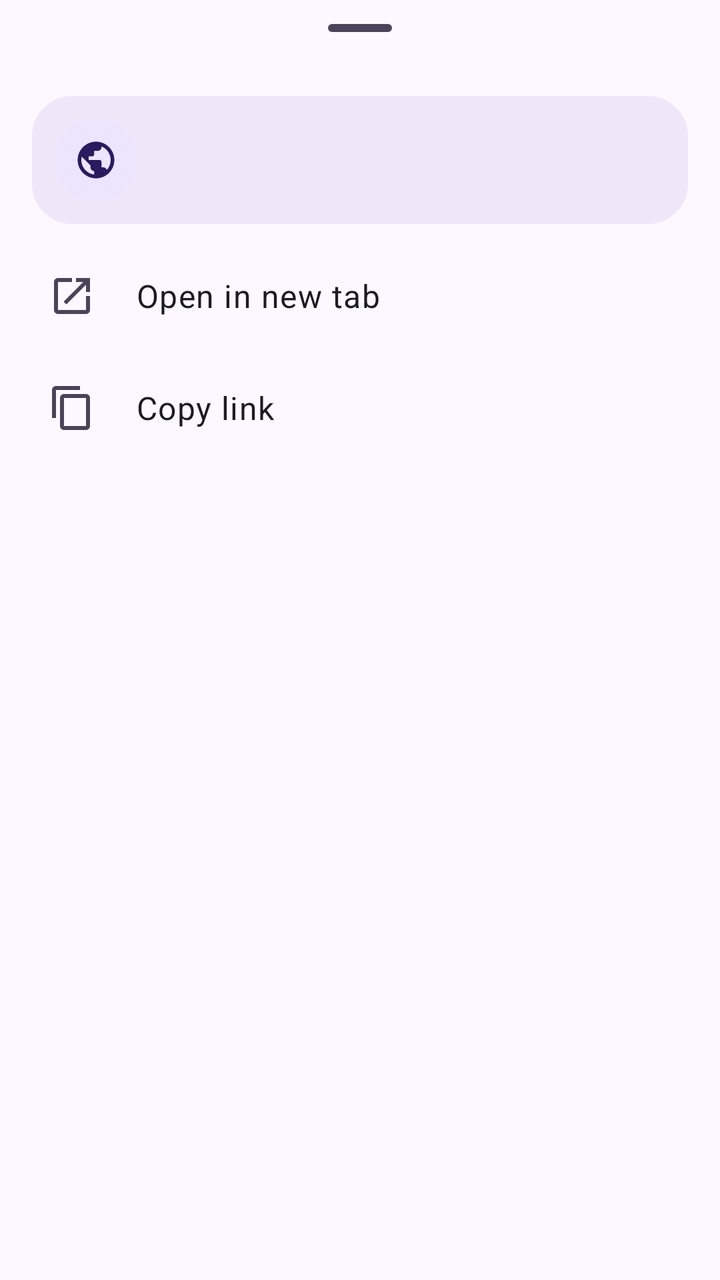
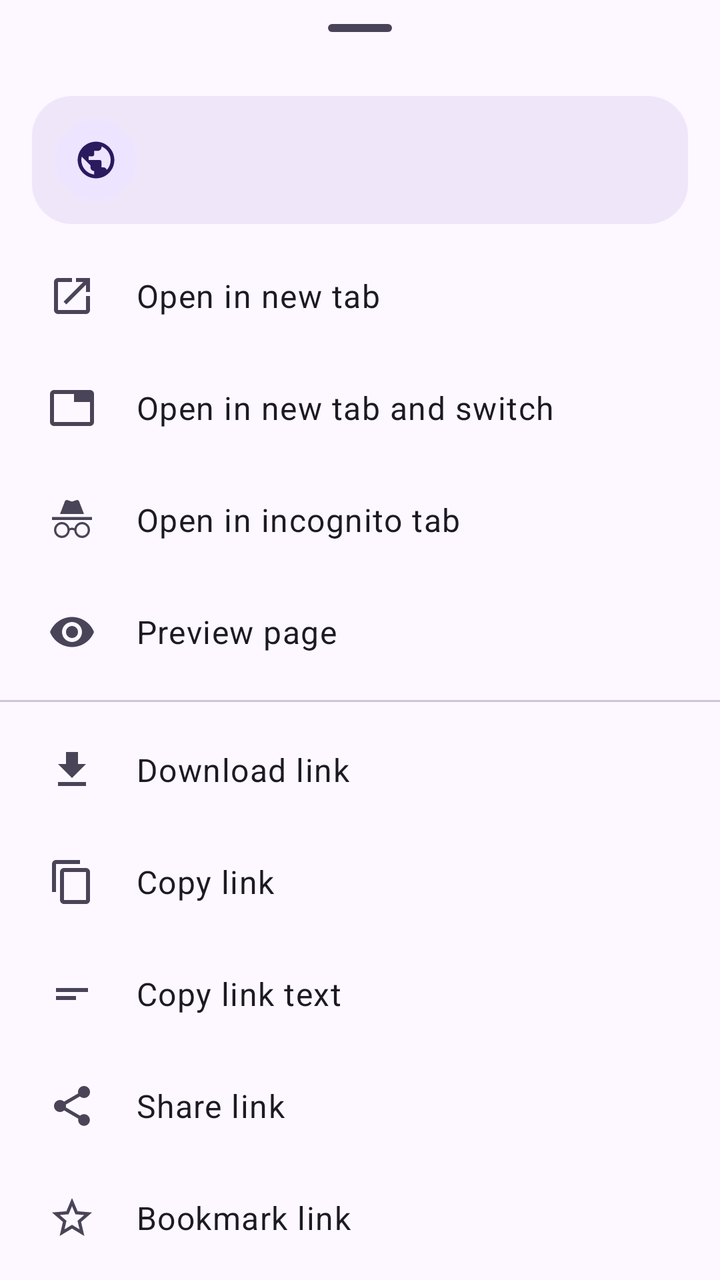

An Android layout rendered at two revisions. The XML below is the earlier revision; the diff shows what the commit changed to produce the second picture.
<!-- AndroidManifest.xml: application theme Theme.VideoDownloader -->
<!-- res/layout/sheet_link.xml -->
<?xml version="1.0" encoding="utf-8"?>
<LinearLayout xmlns:android="http://schemas.android.com/apk/res/android"
    android:layout_width="match_parent"
    android:layout_height="wrap_content"
    android:orientation="vertical"
    android:paddingBottom="12dp">

    <com.google.android.material.bottomsheet.BottomSheetDragHandleView
        android:layout_width="match_parent"
        android:layout_height="wrap_content" />

    
    <LinearLayout
        android:layout_width="match_parent"
        android:layout_height="wrap_content"
        android:layout_marginHorizontal="16dp"
        android:layout_marginBottom="8dp"
        android:background="@drawable/bg_section_card"
        android:gravity="center_vertical"
        android:orientation="horizontal"
        android:padding="12dp">

        <ImageView
            style="@style/ListLeadingIcon"
            android:contentDescription="@null"
            android:src="@drawable/ic_public" />

        <TextView
            android:id="@+id/linkUrl"
            android:layout_width="0dp"
            android:layout_height="wrap_content"
            android:layout_weight="1"
            android:ellipsize="middle"
            android:maxLines="3"
            android:textAppearance="?attr/textAppearanceBodyMedium"
            android:textColor="?attr/colorOnSurface" />
    </LinearLayout>

    <LinearLayout
        android:id="@+id/linkOpenNewTab"
        style="@style/ListRow.Compact"
        android:paddingStart="24dp">

        <ImageView
            style="@style/MenuRowIcon"
            android:src="@drawable/ic_open_in_new" />

        <TextView
            style="@style/ListTitle"
            android:text="@string/open_in_new_tab" />
    </LinearLayout>

    <LinearLayout
        android:id="@+id/linkCopy"
        style="@style/ListRow.Compact"
        android:paddingStart="24dp">

        <ImageView
            style="@style/MenuRowIcon"
            android:src="@drawable/ic_content_copy" />

        <TextView
            style="@style/ListTitle"
            android:text="@string/copy_link" />
    </LinearLayout>
</LinearLayout>
<!-- resources referenced by this layout -->
<resources>
  <!-- unchanged entries left out for length: 50 -->
</resources>

<!-- the commit's change to res/layout/sheet_link.xml (unified diff, before → after) -->
@@ -1,66 +1,220 @@
 <?xml version="1.0" encoding="utf-8"?>
-<LinearLayout xmlns:android="http://schemas.android.com/apk/res/android"
+<androidx.core.widget.NestedScrollView xmlns:android="http://schemas.android.com/apk/res/android"
+    xmlns:app="http://schemas.android.com/apk/res-auto"
     android:layout_width="match_parent"
     android:layout_height="wrap_content"
-    android:orientation="vertical"
-    android:paddingBottom="12dp">
-
-    <com.google.android.material.bottomsheet.BottomSheetDragHandleView
-        android:layout_width="match_parent"
-        android:layout_height="wrap_content" />
-
-    
+    android:overScrollMode="never">
+
     <LinearLayout
         android:layout_width="match_parent"
         android:layout_height="wrap_content"
-        android:layout_marginHorizontal="16dp"
-        android:layout_marginBottom="8dp"
-        android:background="@drawable/bg_section_card"
-        android:gravity="center_vertical"
-        android:orientation="horizontal"
-        android:padding="12dp">
-
-        <ImageView
-            style="@style/ListLeadingIcon"
-            android:contentDescription="@null"
-            android:src="@drawable/ic_public" />
-
-        <TextView
-            android:id="@+id/linkUrl"
-            android:layout_width="0dp"
-            android:layout_height="wrap_content"
-            android:layout_weight="1"
-            android:ellipsize="middle"
-            android:maxLines="3"
-            android:textAppearance="?attr/textAppearanceBodyMedium"
-            android:textColor="?attr/colorOnSurface" />
+        android:orientation="vertical"
+        android:paddingBottom="12dp">
+
+        <com.google.android.material.bottomsheet.BottomSheetDragHandleView
+            android:layout_width="match_parent"
+            android:layout_height="wrap_content" />
+
+        
+        <LinearLayout
+            android:layout_width="match_parent"
+            android:layout_height="wrap_content"
+            android:layout_marginHorizontal="16dp"
+            android:layout_marginBottom="8dp"
+            android:background="@drawable/bg_section_card"
+            android:gravity="center_vertical"
+            android:orientation="horizontal"
+            android:padding="12dp">
+
+            <com.google.android.material.imageview.ShapeableImageView
+                android:id="@+id/linkThumb"
+                android:layout_width="56dp"
+                android:layout_height="56dp"
+                android:layout_marginEnd="12dp"
+                android:background="?attr/colorSurfaceContainerHighest"
+                android:contentDescription="@null"
+                android:scaleType="centerCrop"
+                android:visibility="gone"
+                app:shapeAppearanceOverlay="@style/ShapeAppearance.VD.Thumb" />
+
+            <ImageView
+                android:id="@+id/linkIcon"
+                style="@style/ListLeadingIcon"
+                android:contentDescription="@null"
+                android:src="@drawable/ic_public" />
+
+            <LinearLayout
+                android:layout_width="0dp"
+                android:layout_height="wrap_content"
+                android:layout_weight="1"
+                android:orientation="vertical">
+
+                <TextView
+                    android:id="@+id/linkTitle"
+                    style="@style/ListTitle"
+                    android:visibility="gone" />
+
+                <TextView
+                    android:id="@+id/linkUrl"
+                    android:layout_width="match_parent"
+                    android:layout_height="wrap_content"
+                    android:ellipsize="middle"
+                    android:maxLines="2"
+                    android:textAppearance="?attr/textAppearanceBodyMedium"
+                    android:textColor="?attr/colorOnSurfaceVariant" />
+            </LinearLayout>
+        </LinearLayout>
+
+        
+        <LinearLayout
+            android:id="@+id/linkSection"
+            android:layout_width="match_parent"
+            android:layout_height="wrap_content"
+            android:orientation="vertical">
+
+        <LinearLayout
+            android:id="@+id/linkOpenNewTab"
+            style="@style/MenuRow">
+
+            <ImageView style="@style/MenuRowIcon" android:src="@drawable/ic_open_in_new" />
+
+            <TextView style="@style/ListTitle" android:text="@string/open_in_new_tab" />
+        </LinearLayout>
+
+        <LinearLayout
+            android:id="@+id/linkOpenSwitch"
+            style="@style/MenuRow">
+
+            <ImageView style="@style/MenuRowIcon" android:src="@drawable/ic_tab_switch" />
+
+            <TextView style="@style/ListTitle" android:text="@string/open_and_switch" />
+        </LinearLayout>
+
+        <LinearLayout
+            android:id="@+id/linkOpenIncognito"
+            style="@style/MenuRow">
+
+            <ImageView style="@style/MenuRowIcon" android:src="@drawable/ic_incognito" />
+
+            <TextView style="@style/ListTitle" android:text="@string/open_incognito" />
+        </LinearLayout>
+
+        <LinearLayout
+            android:id="@+id/linkPreview"
+            style="@style/MenuRow">
+
+            <ImageView style="@style/MenuRowIcon" android:src="@drawable/ic_visibility" />
+
+            <TextView style="@style/ListTitle" android:text="@string/preview_page" />
+        </LinearLayout>
+
+        <com.google.android.material.divider.MaterialDivider
+            android:id="@+id/linkDivider1"
+            android:layout_width="match_parent"
+            android:layout_height="wrap_content"
+            android:layout_marginVertical="6dp" />
+
+        <LinearLayout
+            android:id="@+id/linkDownload"
+            style="@style/MenuRow">
+
+            <ImageView style="@style/MenuRowIcon" android:src="@drawable/ic_download" />
+
+            <TextView style="@style/ListTitle" android:text="@string/download_link" />
+        </LinearLayout>
+
+        <LinearLayout
+            android:id="@+id/linkCopy"
+            style="@style/MenuRow">
+
+            <ImageView style="@style/MenuRowIcon" android:src="@drawable/ic_content_copy" />
+
+            <TextView style="@style/ListTitle" android:text="@string/copy_link" />
+        </LinearLayout>
+
+        <LinearLayout
+            android:id="@+id/linkCopyText"
+            style="@style/MenuRow">
+
+            <ImageView style="@style/MenuRowIcon" android:src="@drawable/ic_short_text" />
+
+            <TextView style="@style/ListTitle" android:text="@string/copy_link_text" />
+        </LinearLayout>
+
+        <LinearLayout
+            android:id="@+id/linkShare"
+            style="@style/MenuRow">
+
+            <ImageView style="@style/MenuRowIcon" android:src="@drawable/ic_share" />
+
+            <TextView style="@style/ListTitle" android:text="@string/share_link" />
+        </LinearLayout>
+
+        <LinearLayout
+            android:id="@+id/linkBookmark"
+            style="@style/MenuRow">
+
+            <ImageView style="@style/MenuRowIcon" android:src="@drawable/ic_star_border" />
+
+            <TextView style="@style/ListTitle" android:text="@string/bookmark_link" />
+        </LinearLayout>
+        </LinearLayout>
+
+        
+        <LinearLayout
+            android:id="@+id/imageSection"
+            android:layout_width="match_parent"
+            android:layout_height="wrap_content"
+            android:orientation="vertical"
+            android:visibility="gone">
+
+        <com.google.android.material.divider.MaterialDivider
+            android:id="@+id/imageDivider"
+            android:layout_width="match_parent"
+            android:layout_height="wrap_content"
+            android:layout_marginVertical="6dp" />
+
+            <TextView
+                style="@style/OptionSectionHeader"
+                android:paddingStart="24dp"
+                android:paddingTop="4dp"
+                android:text="@string/image_section" />
+
+        <LinearLayout
+            android:id="@+id/imageOpen"
+            style="@style/MenuRow">
+
+            <ImageView style="@style/MenuRowIcon" android:src="@drawable/ic_image" />
+
+            <TextView style="@style/ListTitle" android:text="@string/open_image" />
+        </LinearLayout>
+
+        <LinearLayout
+            android:id="@+id/imageDownload"
+            style="@style/MenuRow">
+
+            <ImageView style="@style/MenuRowIcon" android:src="@drawable/ic_download" />
+
+            <TextView style="@style/ListTitle" android:text="@string/download_image" />
+        </LinearLayout>
+
+        <LinearLayout
+            android:id="@+id/imageCopy"
+            style="@style/MenuRow">
+
+            <ImageView style="@style/MenuRowIcon" android:src="@drawable/ic_content_copy" />
+
+            <TextView style="@style/ListTitle" android:text="@string/copy_image_link" />
+        </LinearLayout>
+
+        <LinearLayout
+            android:id="@+id/imageShare"
+            style="@style/MenuRow">
+
+            <ImageView style="@style/MenuRowIcon" android:src="@drawable/ic_share" />
+
+            <TextView style="@style/ListTitle" android:text="@string/share_image" />
+        </LinearLayout>
+        </LinearLayout>
     </LinearLayout>
-
-    <LinearLayout
-        android:id="@+id/linkOpenNewTab"
-        style="@style/ListRow.Compact"
-        android:paddingStart="24dp">
-
-        <ImageView
-            style="@style/MenuRowIcon"
-            android:src="@drawable/ic_open_in_new" />
-
-        <TextView
-            style="@style/ListTitle"
-            android:text="@string/open_in_new_tab" />
-    </LinearLayout>
-
-    <LinearLayout
-        android:id="@+id/linkCopy"
-        style="@style/ListRow.Compact"
-        android:paddingStart="24dp">
-
-        <ImageView
-            style="@style/MenuRowIcon"
-            android:src="@drawable/ic_content_copy" />
-
-        <TextView
-            style="@style/ListTitle"
-            android:text="@string/copy_link" />
-    </LinearLayout>
-</LinearLayout>
+</androidx.core.widget.NestedScrollView>
<!-- resource entries referenced after the edit -->
@@ -1,5 +1,97 @@
 <!-- resources referenced by this layout -->
 <resources>
+  <!-- drawable ic_download (drawable) -->
+  <vector xmlns:android="http://schemas.android.com/apk/res/android"
+      android:width="24dp" android:height="24dp"
+      android:viewportWidth="24" android:viewportHeight="24"
+      android:tint="?attr/colorControlNormal">
+      <path android:fillColor="@android:color/white"
+          android:pathData="M19,9h-4L15,3L9,3v6L5,9l7,7 7,-7zM5,18v2h14v-2L5,18z" />
+  </vector>
+  <!-- drawable ic_image (drawable) -->
+  <vector xmlns:android="http://schemas.android.com/apk/res/android"
+      android:width="24dp" android:height="24dp"
+      android:viewportWidth="24" android:viewportHeight="24"
+      android:tint="?attr/colorControlNormal">
+      <path android:fillColor="@android:color/white"
+          android:pathData="M21,19V5c0,-1.1 -0.9,-2 -2,-2H5c-1.1,0 -2,0.9 -2,2v14c0,1.1 0.9,2 2,2h14c1.1,0 2,-0.9 2,-2zM8.5,13.5l2.5,3.01L14.5,12l4.5,6H5l3.5,-4.5z" />
+  </vector>
+  <!-- drawable ic_incognito (drawable) -->
+  <vector xmlns:android="http://schemas.android.com/apk/res/android"
+      android:width="24dp" android:height="24dp"
+      android:viewportWidth="24" android:viewportHeight="24"
+      android:tint="?attr/colorControlNormal">
+      <path android:fillColor="@android:color/white"
+          android:pathData="M17.06,13C15.2,13 13.64,14.33 13.24,16.1C12.29,15.69 11.42,15.8 10.76,16.09C10.35,14.31 8.79,13 6.94,13C4.77,13 3,14.79 3,17C3,19.21 4.77,21 6.94,21C9,21 10.68,19.38 10.84,17.32C11.18,17.08 12.07,16.63 13.16,17.34C13.34,19.39 15,21 17.06,21C19.23,21 21,19.21 21,17C21,14.79 19.23,13 17.06,13M6.94,19.86C5.38,19.86 4.13,18.58 4.13,17C4.13,15.42 5.39,14.14 6.94,14.14C8.5,14.14 9.75,15.42 9.75,17C9.75,18.58 8.5,19.86 6.94,19.86M17.06,19.86C15.5,19.86 14.25,18.58 14.25,17C14.25,15.42 15.5,14.14 17.06,14.14C18.62,14.14 19.88,15.42 19.88,17C19.88,18.58 18.61,19.86 17.06,19.86M22,10.5H2V12H22V10.5M15.53,2.63C15.31,2.14 14.75,1.88 14.22,2.05L12,2.79L9.77,2.05L9.72,2.04C9.19,1.89 8.63,2.17 8.43,2.68L6,9H18L15.56,2.68L15.53,2.63Z" />
+  </vector>
+  <!-- drawable ic_share (drawable) -->
+  <vector xmlns:android="http://schemas.android.com/apk/res/android"
+      android:width="24dp" android:height="24dp"
+      android:viewportWidth="24" android:viewportHeight="24"
+      android:tint="?attr/colorControlNormal">
+      <path android:fillColor="@android:color/white"
+          android:pathData="M18,16.08c-0.76,0 -1.44,0.3 -1.96,0.77L8.91,12.7c0.05,-0.23 0.09,-0.46 0.09,-0.7s-0.04,-0.47 -0.09,-0.7l7.05,-4.11c0.54,0.5 1.25,0.81 2.04,0.81 1.66,0 3,-1.34 3,-3s-1.34,-3 -3,-3 -3,1.34 -3,3c0,0.24 0.04,0.47 0.09,0.7L8.04,9.81C7.5,9.31 6.79,9 6,9c-1.66,0 -3,1.34 -3,3s1.34,3 3,3c0.79,0 1.5,-0.31 2.04,-0.81l7.12,4.16c-0.05,0.21 -0.08,0.43 -0.08,0.65 0,1.61 1.31,2.92 2.92,2.92 1.61,0 2.92,-1.31 2.92,-2.92s-1.31,-2.92 -2.92,-2.92z" />
+  </vector>
+  <!-- drawable ic_short_text (drawable) -->
+  <vector xmlns:android="http://schemas.android.com/apk/res/android"
+      android:width="24dp" android:height="24dp"
+      android:viewportWidth="24" android:viewportHeight="24"
+      android:tint="?attr/colorControlNormal">
+      <path android:fillColor="@android:color/white"
+          android:pathData="M4,9h16v2H4zM4,13h10v2H4z" />
+  </vector>
+  <!-- drawable ic_star_border (drawable) -->
+  <vector xmlns:android="http://schemas.android.com/apk/res/android"
+      android:width="24dp" android:height="24dp"
+      android:viewportWidth="24" android:viewportHeight="24"
+      android:tint="?attr/colorControlNormal">
+      <path android:fillColor="@android:color/white"
+          android:pathData="M22,9.24l-7.19,-0.62L12,2 9.19,8.63 2,9.24l5.46,4.73L5.82,21 12,17.27 18.18,21l-1.63,-7.03L22,9.24zM12,15.4l-3.76,2.27 1,-4.28 -3.32,-2.88 4.38,-0.38L12,6.1l1.71,4.04 4.38,0.38 -3.32,2.88 1,4.28L12,15.4z" />
+  </vector>
+  <!-- drawable ic_tab_switch (drawable) -->
+  <vector xmlns:android="http://schemas.android.com/apk/res/android"
+      android:width="24dp" android:height="24dp"
+      android:viewportWidth="24" android:viewportHeight="24"
+      android:tint="?attr/colorControlNormal">
+      <path android:fillColor="@android:color/white"
+          android:pathData="M21,3H3c-1.1,0 -2,0.9 -2,2v14c0,1.1 0.9,2 2,2h18c1.1,0 2,-0.9 2,-2V5c0,-1.1 -0.9,-2 -2,-2zM21,19H3V5h10v4h8v10z" />
+  </vector>
+  <!-- drawable ic_visibility (drawable) -->
+  <vector xmlns:android="http://schemas.android.com/apk/res/android"
+      android:width="24dp" android:height="24dp"
+      android:viewportWidth="24" android:viewportHeight="24"
+      android:tint="?attr/colorControlNormal">
+      <path android:fillColor="@android:color/white"
+          android:pathData="M12,4.5C7,4.5 2.73,7.61 1,12c1.73,4.39 6,7.5 11,7.5s9.27,-3.11 11,-7.5c-1.73,-4.39 -6,-7.5 -11,-7.5zM12,17c-2.76,0 -5,-2.24 -5,-5s2.24,-5 5,-5 5,2.24 5,5 -2.24,5 -5,5zM12,9c-1.66,0 -3,1.34 -3,3s1.34,3 3,3 3,-1.34 3,-3 -1.34,-3 -3,-3z" />
+  </vector>
+  <string name="bookmark_link">Bookmark link</string>
+  <string name="copy_image_link">Copy image address</string>
+  <string name="copy_link_text">Copy link text</string>
+  <string name="download_image">Download image</string>
+  <string name="download_link">Download link</string>
+  <string name="image_section">Image</string>
+  <string name="open_and_switch">Open in new tab and switch</string>
+  <string name="open_image">Open image in new tab</string>
+  <string name="open_incognito">Open in incognito tab</string>
+  <string name="preview_page">Preview page</string>
+  <string name="share_image">Share image</string>
+  <string name="share_link">Share link</string>
+  <style name="MenuRow" parent="ListRow.Compact">
+          <item name="android:paddingStart">24dp</item>
+      </style>
+  <style name="OptionSectionHeader">
+          <item name="android:layout_width">match_parent</item>
+          <item name="android:layout_height">wrap_content</item>
+          <item name="android:paddingStart">32dp</item>
+          <item name="android:paddingTop">16dp</item>
+          <item name="android:paddingBottom">8dp</item>
+          <item name="android:textAppearance">?attr/textAppearanceLabelLarge</item>
+          <item name="android:textColor">?attr/colorPrimary</item>
+      </style>
+  <style name="ShapeAppearance.VD.Thumb" parent="">
+          <item name="cornerFamily">rounded</item>
+          <item name="cornerSize">12dp</item>
+      </style>
   <!-- unchanged entries left out for length: 50 -->
 </resources>
 
